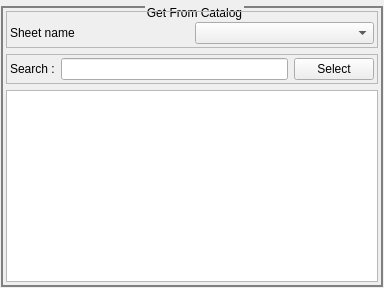
First picture: the form in Lamia/iface/qgiswidget/tools/toolprepro/subwidgets/subwidget_getfromcatalog_ui.ui, repository Artelia/Lamia, before the edit.
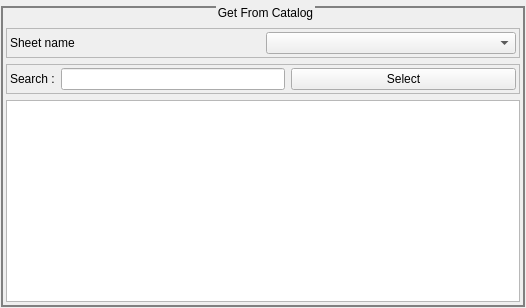
Second picture: the form after the edit.

Diff of the .ui file:
```diff
--- a/Lamia/iface/qgiswidget/tools/toolprepro/subwidgets/subwidget_getfromcatalog_ui.ui
+++ b/Lamia/iface/qgiswidget/tools/toolprepro/subwidgets/subwidget_getfromcatalog_ui.ui
@@ -6,8 +6,8 @@
    <rect>
     <x>0</x>
     <y>0</y>
-    <width>384</width>
-    <height>288</height>
+    <width>526</width>
+    <height>308</height>
    </rect>
   </property>
   <property name="windowTitle">
@@ -50,7 +50,7 @@
        <number>3</number>
       </property>
       <property name="topMargin">
-       <number>3</number>
+       <number>20</number>
       </property>
       <property name="rightMargin">
        <number>3</number>
@@ -71,7 +71,7 @@
           <number>3</number>
          </property>
          <property name="topMargin">
-          <number>10</number>
+          <number>3</number>
          </property>
          <property name="rightMargin">
           <number>3</number>
@@ -100,7 +100,7 @@
         <property name="frameShadow">
          <enum>QFrame::Raised</enum>
         </property>
-        <layout class="QGridLayout" name="gridLayout_2">
+        <layout class="QGridLayout" name="gridLayout_2" columnstretch="1,5,5">
          <property name="leftMargin">
           <number>3</number>
          </property>
```
